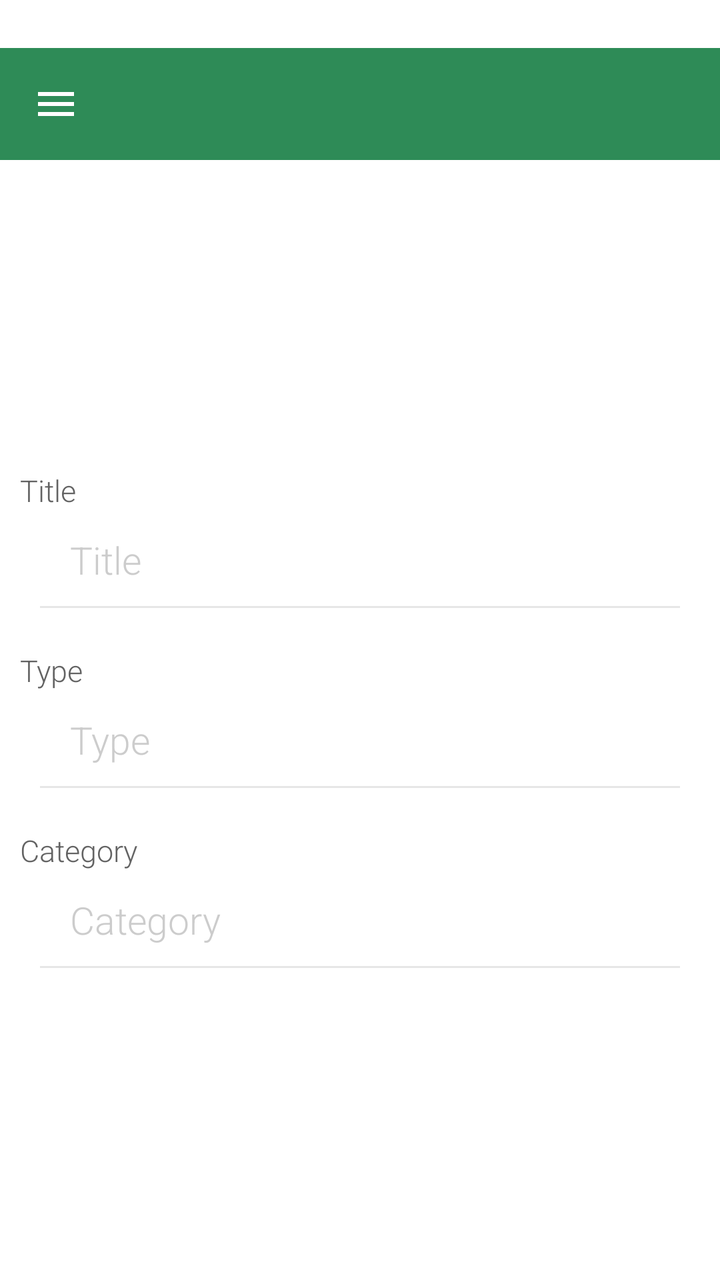
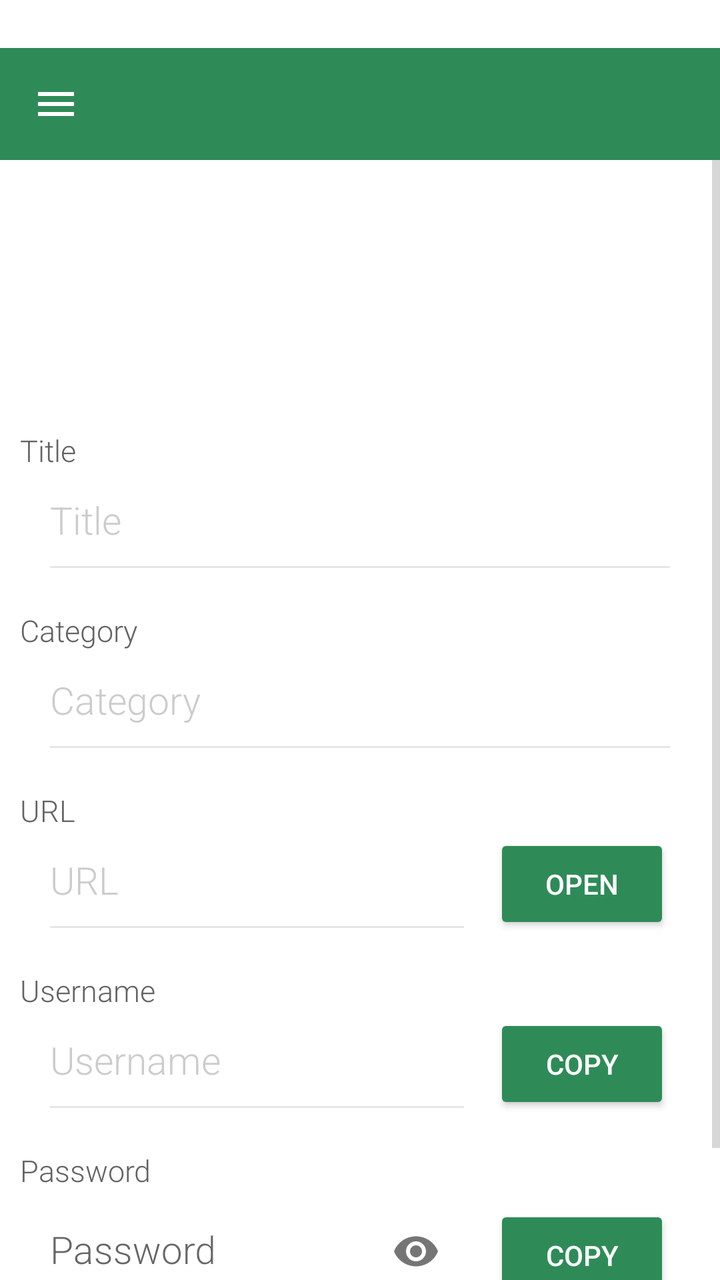

Compare the two renders of this Android layout. The source of the first and the diff that turns it into the second are given below.
<!-- AndroidManifest.xml: application theme MainTheme.Light -->
<!-- res/layout/activity_vaultentry.xml -->
<?xml version="1.0" encoding="utf-8"?>
<RelativeLayout
    android:layout_width="match_parent"
    android:layout_height="match_parent"
    xmlns:android="http://schemas.android.com/apk/res/android"
    android:background="?android:colorBackground">

    <include
        android:id="@+id/toolbar"
        layout="@layout/toolbar"/>

    <LinearLayout
        xmlns:android="http://schemas.android.com/apk/res/android"
        android:layout_width="match_parent"
        android:layout_height="match_parent"
        android:layout_marginTop="30dp"
        android:layout_below="@+id/toolbar"
        android:orientation="vertical"
        android:padding="5.0dp"
        android:focusable="true"
        android:gravity="center_horizontal"
        android:focusableInTouchMode="true">

        <ImageView
            android:id="@+id/vault_icon"
            android:layout_width="200dp"
            android:layout_height="100dp"
            android:layout_marginBottom="20dp"
            android:scaleType="fitCenter" />

        <TextView
            android:layout_width="match_parent"
            android:layout_height="20dp"
            android:text="Title"
            android:paddingLeft="5dp"
            android:textSize="15sp"
            android:fontFamily="sans-serif-light"/>

        <EditText
            android:id="@+id/vault_title"
            android:layout_width="match_parent"
            android:layout_height="50dp"
            android:layout_marginLeft="15dp"
            android:layout_marginRight="15dp"
            android:paddingLeft="15dp"
            android:textColor="?android:textColorPrimary"
            android:textColorHint="@color/grey3transparent"
            android:textSize="19sp"
            android:fontFamily="sans-serif-light"
            android:layout_marginBottom="20.0dp"
            android:hint="Title"
            android:inputType="textUri"
            android:background="@drawable/custom_edittext"/>

        <TextView
            android:layout_width="match_parent"
            android:layout_height="20dp"
            android:text="Type"
            android:paddingLeft="5dp"
            android:textSize="15sp"
            android:fontFamily="sans-serif-light"/>

        <EditText
            android:id="@+id/vault_type"
            android:layout_width="match_parent"
            android:layout_height="50dp"
            android:layout_marginLeft="15dp"
            android:layout_marginRight="15dp"
            android:paddingLeft="15dp"
            android:textColor="?android:textColorPrimary"
            android:textColorHint="@color/grey3transparent"
            android:textSize="19sp"
            android:fontFamily="sans-serif-light"
            android:layout_marginBottom="20.0dp"
            android:hint="Type"
            android:maxLines="1"
            android:nextFocusDown="@id/txtPassword"
            android:background="@drawable/custom_edittext"/>

        <TextView
            android:layout_width="match_parent"
            android:layout_height="20dp"
            android:text="Category"
            android:paddingLeft="5dp"
            android:textSize="15sp"
            android:fontFamily="sans-serif-light"/>

        <EditText
            android:id="@+id/vault_category"
            android:layout_width="match_parent"
            android:layout_height="50dp"
            android:paddingLeft="15dp"
            android:layout_marginLeft="15dp"
            android:layout_marginRight="15dp"
            android:textColor="?android:textColorPrimary"
            android:textColorHint="@color/grey3transparent"
            android:textSize="19sp"
            android:fontFamily="sans-serif-light"
            android:layout_marginBottom="20.0dp"
            android:hint="Category"
            android:maxLines="1"
            android:background="@drawable/custom_edittext"/>
    </LinearLayout>
</RelativeLayout>
<!-- res/layout/toolbar.xml (included above) -->
<?xml version="1.0" encoding="utf-8"?>
<android.support.v7.widget.Toolbar
    xmlns:android="http://schemas.android.com/apk/res/android"
    xmlns:app="http://schemas.android.com/apk/res-auto"
    xmlns:tools="http://schemas.android.com/tools"
    android:layout_width="match_parent"
    android:layout_height="?attr/actionBarSize"
    app:theme="@style/ThemeOverlay.AppCompat.Dark.ActionBar"
    app:popupTheme="@style/ThemeOverlay.AppCompat.Light"
    app:titleTextAppearance="@style/ToolbarTitle"
    app:subtitleTextAppearance="@style/ToolbarSubtitle"
    app:contentInsetLeft="72dp"
    app:contentInsetStart="72dp"
    android:background="@color/darkgreen"
    android:navigationIcon="@drawable/ic_menu"
    android:fontFamily="sans-serif-light"
    tools:layout_marginTop="24dp">
</android.support.v7.widget.Toolbar>
<!-- resources referenced by this layout -->
<resources>
  <color name="darkgreen">#ff2e8b57</color>
  <color name="grey3transparent">#aab3b3b3</color>
  <!-- drawable custom_edittext (drawable) -->
  <?xml version="1.0" encoding="utf-8"?>
  <layer-list xmlns:android="http://schemas.android.com/apk/res/android" >
  
      <item android:bottom="1dp"
          android:left="-2dp"
          android:right="-2dp"
          android:top="-2dp">
          <shape android:shape="rectangle" >
              <stroke
                  android:width="1dp"
                  android:color="#55b3b3b3" />
          </shape>
      </item>
  
  </layer-list>
  <!-- drawable ic_menu: png bitmap (drawable-hdpi, 92 bytes) -->
  <style name="ToolbarSubtitle" parent="Base.TextAppearance.AppCompat.Widget.ActionBar.Subtitle">
          <item name="android:textSize">12sp</item>
      </style>
  <style name="ToolbarTitle" parent="Base.TextAppearance.AppCompat.Widget.ActionBar.Title">
          <item name="android:textColor">@color/white</item>
          <item name="android:fontFamily">sans-serif</item>
      </style>
  <style name="MainTheme.Light" parent="Theme.AppCompat.Light.NoActionBar">
          <item name="navDrawerItem">@color/orange</item>
          <item name="colorAccent">@color/darkgreen</item>
          <item name="android:colorAccent">@color/darkgreen</item>
          <item name="android:colorPrimary">@color/darkgreen</item>
          <item name="android:colorPrimaryDark">@color/darkergreen</item>
          
          <item name="android:actionModeBackground">@color/darkgreen</item>
          <item name="android:actionModeCloseDrawable">@drawable/ic_arrow</item>
  
          <item name="android:textColorPrimary">@color/grey6</item>
          <item name="android:textColorSecondary">@color/grey3</item>
          <item name="android:textColorTertiary">@color/grey4</item>
          <item name="android:colorBackground">@color/white</item>
          <item name="android:colorMultiSelectHighlight">@color/lightgreen</item>
          <item name="android:colorFocusedHighlight">@color/grey1</item>
          <item name="android:textColorHighlight">?android:colorPrimary</item>
      </style>
  <color name="white">#ffffffff</color>
  <color name="orange">#FFFFBB33</color>
  <color name="darkergreen">#ff29774c</color>
  <!-- drawable ic_arrow: png bitmap (drawable-hdpi, 148 bytes) -->
  <color name="grey6">#ff545454</color>
  <color name="grey3">#ffb3b3b3</color>
  <color name="grey4">#ff636363</color>
  <color name="lightgreen">#ffb4d7bf</color>
  <color name="grey1">#fff5f5f5</color>
</resources>

<!-- the commit's change to res/layout/activity_vaultentry.xml (unified diff, before → after) -->
@@ -1,106 +1,222 @@
-<?xml version="1.0" encoding="utf-8"?>
-<RelativeLayout
-    android:layout_width="match_parent"
+<RelativeLayout android:layout_width="match_parent"
     android:layout_height="match_parent"
-    xmlns:android="http://schemas.android.com/apk/res/android"
-    android:background="?android:colorBackground">
-
-    <include
-        android:id="@+id/toolbar"
-        layout="@layout/toolbar"/>
-
-    <LinearLayout
+    xmlns:app="http://schemas.android.com/apk/res-auto"
+    android:background="?android:colorBackground"
+    xmlns:android="http://schemas.android.com/apk/res/android">
+
+    <include android:id="@+id/toolbar"
+        layout="@layout/toolbar"
+        xmlns:android="http://schemas.android.com/apk/res/android" />
+
+    <ScrollView
         xmlns:android="http://schemas.android.com/apk/res/android"
+        android:id="@+id/scrollView1"
         android:layout_width="match_parent"
         android:layout_height="match_parent"
-        android:layout_marginTop="30dp"
-        android:layout_below="@+id/toolbar"
-        android:orientation="vertical"
-        android:padding="5.0dp"
-        android:focusable="true"
-        android:gravity="center_horizontal"
-        android:focusableInTouchMode="true">
-
-        <ImageView
-            android:id="@+id/vault_icon"
-            android:layout_width="200dp"
-            android:layout_height="100dp"
-            android:layout_marginBottom="20dp"
-            android:scaleType="fitCenter" />
-
-        <TextView
-            android:layout_width="match_parent"
-            android:layout_height="20dp"
-            android:text="Title"
-            android:paddingLeft="5dp"
-            android:textSize="15sp"
-            android:fontFamily="sans-serif-light"/>
-
-        <EditText
-            android:id="@+id/vault_title"
-            android:layout_width="match_parent"
-            android:layout_height="50dp"
-            android:layout_marginLeft="15dp"
-            android:layout_marginRight="15dp"
-            android:paddingLeft="15dp"
-            android:textColor="?android:textColorPrimary"
-            android:textColorHint="@color/grey3transparent"
-            android:textSize="19sp"
-            android:fontFamily="sans-serif-light"
-            android:layout_marginBottom="20.0dp"
-            android:hint="Title"
-            android:inputType="textUri"
-            android:background="@drawable/custom_edittext"/>
-
-        <TextView
-            android:layout_width="match_parent"
-            android:layout_height="20dp"
-            android:text="Type"
-            android:paddingLeft="5dp"
-            android:textSize="15sp"
-            android:fontFamily="sans-serif-light"/>
-
-        <EditText
-            android:id="@+id/vault_type"
-            android:layout_width="match_parent"
-            android:layout_height="50dp"
-            android:layout_marginLeft="15dp"
-            android:layout_marginRight="15dp"
-            android:paddingLeft="15dp"
-            android:textColor="?android:textColorPrimary"
-            android:textColorHint="@color/grey3transparent"
-            android:textSize="19sp"
-            android:fontFamily="sans-serif-light"
-            android:layout_marginBottom="20.0dp"
-            android:hint="Type"
-            android:maxLines="1"
-            android:nextFocusDown="@id/txtPassword"
-            android:background="@drawable/custom_edittext"/>
-
-        <TextView
-            android:layout_width="match_parent"
-            android:layout_height="20dp"
-            android:text="Category"
-            android:paddingLeft="5dp"
-            android:textSize="15sp"
-            android:fontFamily="sans-serif-light"/>
-
-        <EditText
-            android:id="@+id/vault_category"
-            android:layout_width="match_parent"
-            android:layout_height="50dp"
-            android:paddingLeft="15dp"
-            android:layout_marginLeft="15dp"
-            android:layout_marginRight="15dp"
-            android:textColor="?android:textColorPrimary"
-            android:textColorHint="@color/grey3transparent"
-            android:textSize="19sp"
-            android:fontFamily="sans-serif-light"
-            android:layout_marginBottom="20.0dp"
-            android:hint="Category"
-            android:maxLines="1"
-            android:background="@drawable/custom_edittext"/>
-    </LinearLayout>
+        android:layout_below="@+id/toolbar">
+
+            <LinearLayout
+                xmlns:android="http://schemas.android.com/apk/res/android"
+                android:layout_width="match_parent"
+                android:layout_height="match_parent"
+                android:layout_marginTop="30dp"
+                android:orientation="vertical"
+                android:padding="10.0dp"
+                android:focusable="true"
+                android:gravity="center_horizontal"
+                android:focusableInTouchMode="true">
+
+                <ImageView
+                    android:id="@+id/vault_icon"
+                    android:layout_width="200dp"
+                    android:layout_height="75dp"
+                    android:layout_marginBottom="20dp"
+                    android:scaleType="fitCenter" />
+
+                <TextView
+                    android:layout_width="match_parent"
+                    android:layout_height="20dp"
+                    android:text="Title"
+                    android:textSize="15sp"
+                    android:fontFamily="sans-serif-light"/>
+
+                <EditText
+                    android:id="@+id/vault_title"
+                    android:layout_width="match_parent"
+                    android:layout_height="50dp"
+                    android:layout_marginLeft="15dp"
+                    android:layout_marginRight="15dp"
+                    android:textColor="?android:textColorPrimary"
+                    android:textColorHint="@color/grey3transparent"
+                    android:textSize="19sp"
+                    android:fontFamily="sans-serif-light"
+                    android:layout_marginBottom="20.0dp"
+                    android:hint="Title"
+                    android:inputType="text"
+                    android:background="@drawable/custom_edittext"/>
+
+                <TextView
+                    android:layout_width="match_parent"
+                    android:layout_height="20dp"
+                    android:text="Category"
+                    android:textSize="15sp"
+                    android:fontFamily="sans-serif-light"/>
+
+                <EditText
+                    android:id="@+id/vault_category"
+                    android:layout_width="match_parent"
+                    android:layout_height="50dp"
+                    android:layout_marginLeft="15dp"
+                    android:layout_marginRight="15dp"
+                    android:textColor="?android:textColorPrimary"
+                    android:textColorHint="@color/grey3transparent"
+                    android:textSize="19sp"
+                    android:fontFamily="sans-serif-light"
+                    android:layout_marginBottom="20.0dp"
+                    android:hint="Category"
+                    android:maxLines="1"
+                    android:inputType="textUri"
+                    android:background="@drawable/custom_edittext"/>
+
+                <TextView
+                    android:layout_width="match_parent"
+                    android:layout_height="20dp"
+                    android:text="URL"
+                    android:textSize="15sp"
+                    android:fontFamily="sans-serif-light"/>
+
+                <LinearLayout
+                    android:layout_width="match_parent"
+                    android:layout_height="wrap_content"
+                    android:orientation="horizontal">
+
+                    <EditText
+                        android:id="@+id/vault_url"
+                        android:layout_width="match_parent"
+                        android:layout_height="50dp"
+                        android:layout_marginLeft="15dp"
+                        android:layout_marginRight="15dp"
+                        android:textColor="?android:textColorPrimary"
+                        android:textColorHint="@color/grey3transparent"
+                        android:textSize="19sp"
+                        android:fontFamily="sans-serif-light"
+                        android:layout_marginBottom="20.0dp"
+                        android:hint="URL"
+                        android:maxLines="1"
+                        android:inputType="textUri"
+                        android:nextFocusDown="@id/txtPassword"
+                        android:background="@drawable/custom_edittext"
+                        android:layout_weight="1"/>
+
+                    <Button
+                        android:id="@+id/openurl"
+                        android:layout_width="wrap_content"
+                        android:layout_height="50dp"
+                        android:layout_marginRight="15dp"
+                        android:text="Open"
+                        style="@style/Base.Widget.AppCompat.Button.Colored"
+                        android:onClick="openURL"/>
+                </LinearLayout>
+
+                <TextView
+                    android:layout_width="match_parent"
+                    android:layout_height="20dp"
+                    android:text="Username"
+                    android:textSize="15sp"
+                    android:fontFamily="sans-serif-light"/>
+
+                <LinearLayout
+                    android:layout_width="match_parent"
+                    android:layout_height="wrap_content"
+                    android:orientation="horizontal">
+
+                    <EditText
+                        android:id="@+id/vault_user"
+                        android:layout_width="match_parent"
+                        android:layout_height="50dp"
+                        android:layout_marginLeft="15dp"
+                        android:layout_marginRight="15dp"
+                        android:textColor="?android:textColorPrimary"
+                        android:textColorHint="@color/grey3transparent"
+                        android:textSize="19sp"
+                        android:fontFamily="sans-serif-light"
+                        android:layout_marginBottom="20.0dp"
+                        android:hint="Username"
+                        android:maxLines="1"
+                        android:inputType="textUri"
+                        android:nextFocusDown="@id/txtPassword"
+                        android:background="@drawable/custom_edittext"
+                        android:layout_weight="1"/>
+
+                    <Button
+                        android:id="@+id/copyuser"
+                        android:layout_width="wrap_content"
+                        android:layout_height="50dp"
+                        android:layout_marginRight="15dp"
+                        android:text="Copy"
+                        style="@style/Base.Widget.AppCompat.Button.Colored"
+                        android:onClick="onClick"/>
+                </LinearLayout>
+
+                <TextView
+                    android:layout_width="match_parent"
+                    android:layout_height="20dp"
+                    android:text="Password"
+                    android:textSize="15sp"
+                    android:fontFamily="sans-serif-light"/>
+
+                <LinearLayout
+                    android:layout_width="match_parent"
+                    android:layout_height="wrap_content"
+                    android:layout_marginBottom="40dp"
+                    android:orientation="horizontal">
+
+                    <android.support.design.widget.TextInputLayout
+                        android:id="@+id/etPasswordLayout"
+                        android:layout_width="match_parent"
+                        android:layout_height="50dp"
+                        android:layout_marginLeft="15dp"
+                        android:layout_marginRight="15dp"
+                        android:layout_marginBottom="20.0dp"
+                        android:layout_weight="1"
+                        app:passwordToggleEnabled="true">
+
+                        <android.support.design.widget.TextInputEditText
+                            android:id="@+id/vault_pass"
+                            android:layout_width="match_parent"
+                            android:layout_height="match_parent"
+                            android:inputType="textPassword"
+                            android:textColor="?android:textColorPrimary"
+                            android:textColorHint="@color/grey3transparent"
+                            android:textSize="19sp"
+                            android:fontFamily="sans-serif-light"
+                            android:hint="Password"
+                            android:maxLines="1"
+                            android:nextFocusDown="@id/txtPassword"
+                            android:background="@drawable/custom_edittext"/>
+                    </android.support.design.widget.TextInputLayout>
+
+                    <Button
+                        android:id="@+id/copypass"
+                        android:layout_width="wrap_content"
+                        android:layout_height="50dp"
+                        android:layout_marginRight="15dp"
+                        android:text="Copy"
+                        style="@style/Base.Widget.AppCompat.Button.Colored"
+                        android:onClick="onClick"/>
+
+                    <Button
+                        android:id="@+id/generatepass"
+                        android:layout_width="wrap_content"
+                        android:layout_height="50dp"
+                        android:layout_marginRight="15dp"
+                        android:text="Generate"
+                        style="@style/Base.Widget.AppCompat.Button.Colored"
+                        android:onClick="onClick"
+                        android:visibility="gone"/>
+                </LinearLayout>
+            </LinearLayout>
+    </ScrollView>
 </RelativeLayout>
 <!-- res/layout/toolbar.xml (included above) -->
 <?xml version="1.0" encoding="utf-8"?>
@@ -110,7 +226,7 @@
     xmlns:tools="http://schemas.android.com/tools"
     android:layout_width="match_parent"
     android:layout_height="?attr/actionBarSize"
-    app:theme="@style/ThemeOverlay.AppCompat.Dark.ActionBar"
+    android:theme="@style/ThemeOverlay.AppCompat.Dark.ActionBar"
     app:popupTheme="@style/ThemeOverlay.AppCompat.Light"
     app:titleTextAppearance="@style/ToolbarTitle"
     app:subtitleTextAppearance="@style/ToolbarSubtitle"
<!-- resource entries referenced after the edit -->
@@ -27,7 +27,6 @@
           <item name="android:fontFamily">sans-serif</item>
       </style>
   <style name="MainTheme.Light" parent="Theme.AppCompat.Light.NoActionBar">
-          <item name="navDrawerItem">@color/orange</item>
           <item name="colorAccent">@color/darkgreen</item>
           <item name="android:colorAccent">@color/darkgreen</item>
           <item name="android:colorPrimary">@color/darkgreen</item>
@@ -45,7 +44,6 @@
           <item name="android:textColorHighlight">?android:colorPrimary</item>
       </style>
   <color name="white">#ffffffff</color>
-  <color name="orange">#FFFFBB33</color>
   <color name="darkergreen">#ff29774c</color>
   <!-- drawable ic_arrow: png bitmap (drawable-hdpi, 148 bytes) -->
   <color name="grey6">#ff545454</color>
